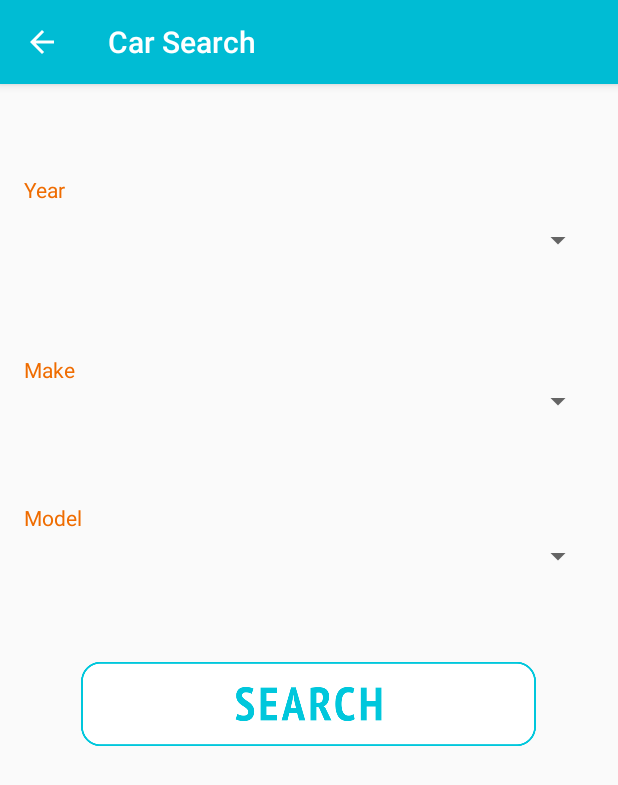
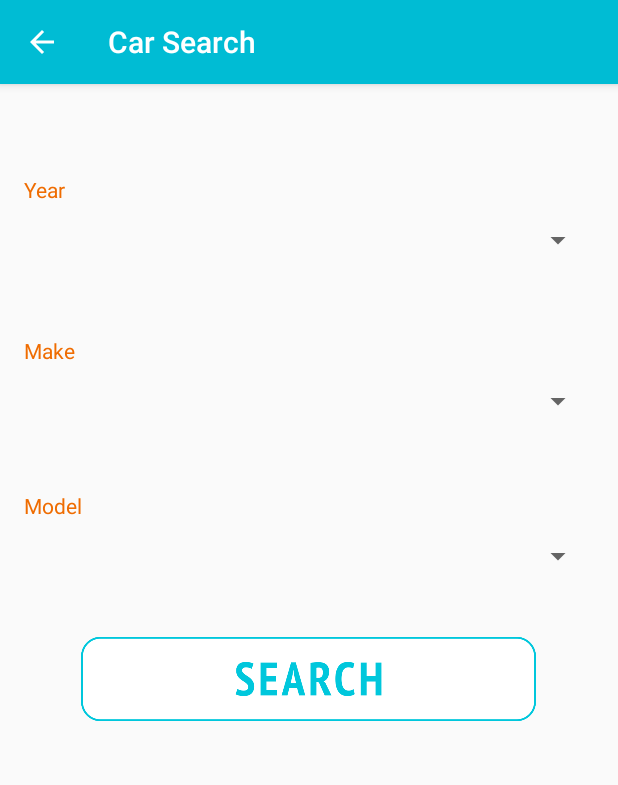
Before and after one commit to kevmck/CS656, an Android app: the carSearch screen opened directly, with no data from a screen before it, on a phone screen of 412 x 824 dp. Shown: the top 785 px of the screen. Run offline under Robolectric (Android 15) with nearby library versions, the phone set to English and light mode, and no system bars; libraries missing offline, so code that uses them is left out: javax.json; 2 statements that could not run were skipped.

```diff
--- a/CRI/app/src/main/java/cs656/cri/ApiRequest.java
+++ b/CRI/app/src/main/java/cs656/cri/ApiRequest.java
@@ -111,6 +111,7 @@ class ApiRequest implements Runnable
                 }
                 else
                 {
+
                     results = list.toString();
                 }
 
--- a/CRI/app/src/main/java/cs656/cri/carSearch.java
+++ b/CRI/app/src/main/java/cs656/cri/carSearch.java
@@ -54,7 +54,6 @@ public class carSearch extends AppCompatActivity
         new Thread(new ApiRequest(mYearHandler)).start();
 
     }
-
 
 
     private void launchActivity()
@@ -136,7 +135,7 @@ public class carSearch extends AppCompatActivity
 
 
     //Below are four handlers that serve similar functions, but vary based on the context (Year, Make, Model or Recall requests):
-    //Based on the data recieved from the ApiRequest class, they process the Message and Bundle, and use the data (in the form of an array)
+    //Based on the data received from the ApiRequest class, they process the Message and Bundle, and use the data (in the form of an array)
     //to populate the corresponding spinner.
     //The only exception to this is the mResultHandler, which simply stores the data received; it also launches the search results page.
     //We later display that in a ListView, and also in an Alert when an item from the ListView is selected.
--- a/CRI/app/src/main/res/layout/content_car_search.xml
+++ b/CRI/app/src/main/res/layout/content_car_search.xml
@@ -53,7 +53,7 @@
             android:layout_height="wrap_content"
             android:layout_alignBottom="@+id/spinner3"
             android:layout_alignParentStart="true"
-            android:layout_marginBottom="28dp"
+            android:layout_marginBottom="36dp"
             android:text="Model"
             android:textColor="@color/colorAccent" />
 
@@ -73,7 +73,7 @@
             android:layout_height="wrap_content"
             android:layout_above="@+id/spinner3"
             android:layout_alignParentStart="true"
-            android:layout_marginBottom="23dp"
+            android:layout_marginBottom="36dp"
             android:text="Make"
             android:textColor="@color/colorAccent" />
 
@@ -96,7 +96,7 @@
         tools:layout_conversion_absoluteHeight="73dp"
         tools:layout_editor_absoluteY="385dp"
         tools:layout_editor_absoluteX="41dp"
-        android:layout_marginTop="50dp"
+        android:layout_marginTop="33dp"
         android:layout_below="@+id/spinner3"
         android:layout_centerHorizontal="true" />
 
```
